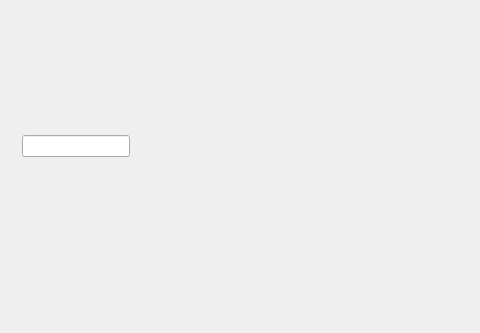
Old version of the form mainwindow.ui in the repository sonichy/HTYLogin; both pictures show x 0 to 480 and y 0 to 333 of the 800 by 600 pixel window.
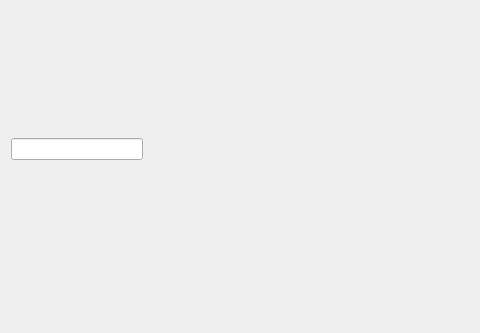
New version of the form. Icons and pictures are not drawn.

Commit message: 修改：     HTYLogin 	修改：     README.md 	修改：     mainwindow.cpp 	修改：     mainwindow.ui 	修改：     preview.jpg

Diff of the .ui file:
```diff
--- a/mainwindow.ui
+++ b/mainwindow.ui
@@ -19,6 +19,14 @@
   </property>
   <widget class="QWidget" name="centralWidget">
    <widget class="QWidget" name="verticalWidgetAccount" native="true">
+    <property name="geometry">
+     <rect>
+      <x>0</x>
+      <y>0</y>
+      <width>186</width>
+      <height>213</height>
+     </rect>
+    </property>
     <layout class="QVBoxLayout" name="verticalLayout">
      <property name="spacing">
       <number>5</number>
@@ -113,6 +121,18 @@
         <property name="spacing">
          <number>0</number>
         </property>
+        <property name="leftMargin">
+         <number>0</number>
+        </property>
+        <property name="topMargin">
+         <number>0</number>
+        </property>
+        <property name="rightMargin">
+         <number>0</number>
+        </property>
+        <property name="bottomMargin">
+         <number>0</number>
+        </property>
         <item>
          <widget class="QLineEdit" name="lineEditPassword">
           <property name="statusTip">
```
Left out of the diff: 10 changed lines with no effect on the pictures. The commit also changes 4 other files.
